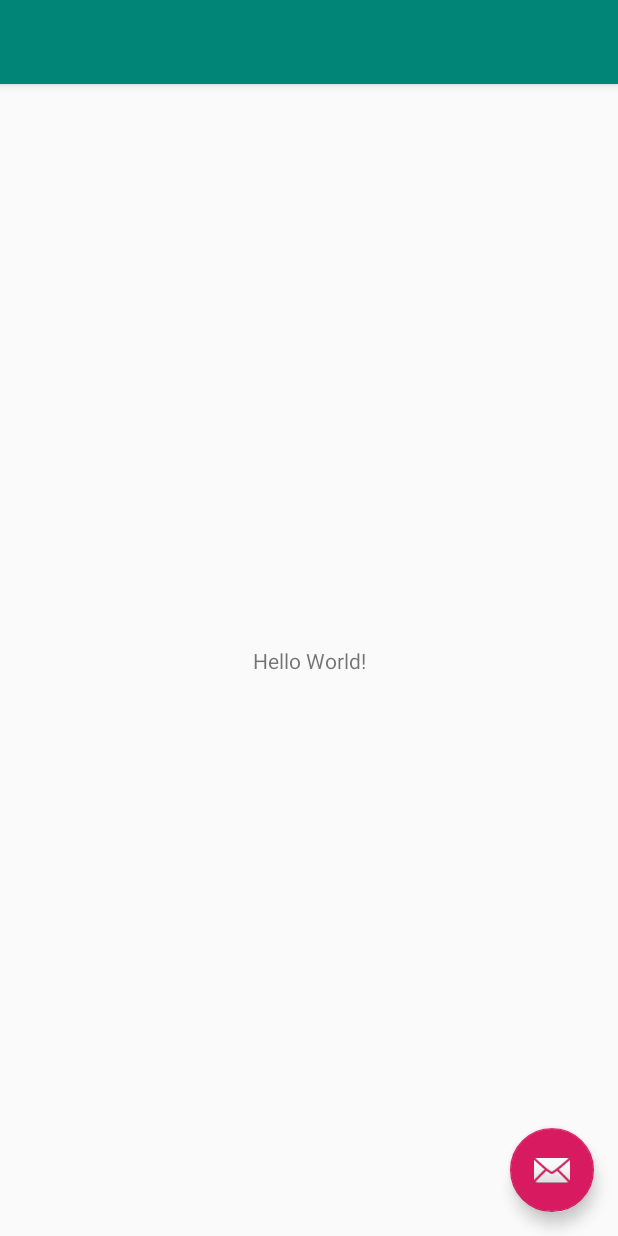
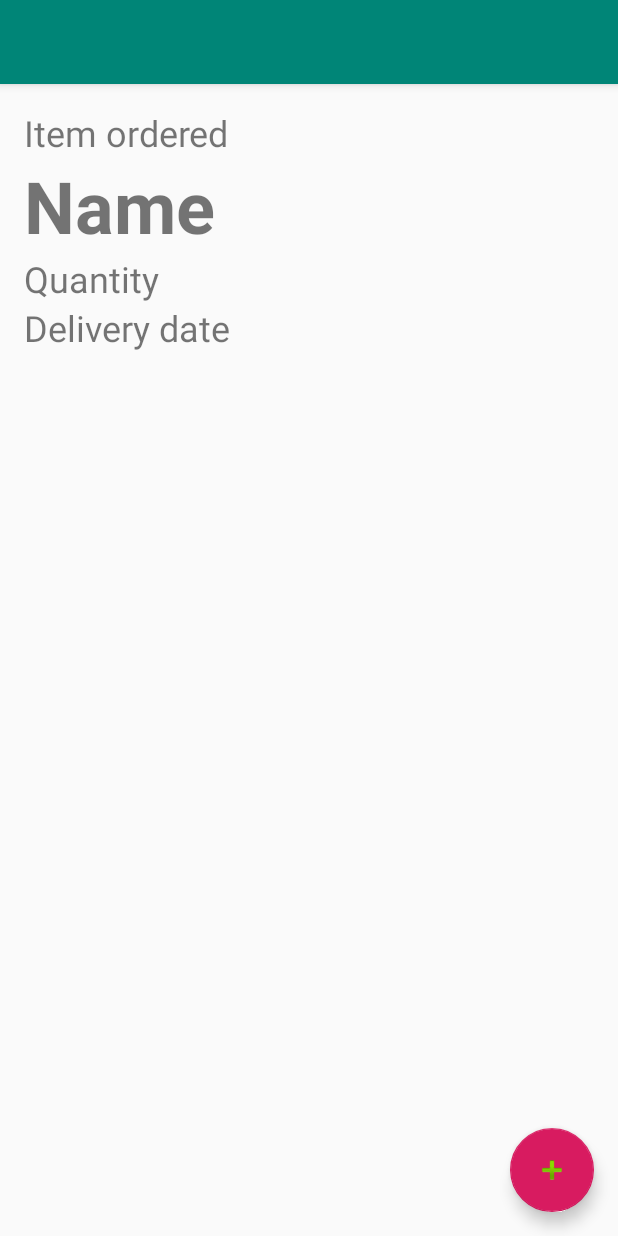
Before and after one commit to LearnAndroidUL/PointOfSale, an Android app: the layout activity_main.xml on its own in the app's theme, with its tools: preview values and no code run, on a phone screen of 412 x 824 dp. Run offline under Robolectric (Android 15) with nearby library versions, the phone set to English and light mode, and no system bars.

Commit message:
after pasting given code

```diff
--- a/app/src/main/res/layout/activity_main.xml
+++ b/app/src/main/res/layout/activity_main.xml
@@ -29,6 +29,6 @@
         android:layout_height="wrap_content"
         android:layout_gravity="bottom|end"
         android:layout_margin="@dimen/fab_margin"
-        app:srcCompat="@android:drawable/ic_dialog_email" />
+        app:srcCompat="@android:drawable/ic_input_add" />
 
 </android.support.design.widget.CoordinatorLayout>
--- a/app/src/main/res/layout/content_main.xml
+++ b/app/src/main/res/layout/content_main.xml
@@ -1,20 +1,47 @@
 <?xml version="1.0" encoding="utf-8"?>
-<android.support.constraint.ConstraintLayout xmlns:android="http://schemas.android.com/apk/res/android"
+<LinearLayout xmlns:android="http://schemas.android.com/apk/res/android"
     xmlns:app="http://schemas.android.com/apk/res-auto"
     xmlns:tools="http://schemas.android.com/tools"
+
     android:layout_width="match_parent"
     android:layout_height="match_parent"
+    android:orientation="vertical"
+    android:paddingBottom="@dimen/activity_vertical_margin"
+    android:paddingLeft="@dimen/activity_horizontal_margin"
+    android:paddingRight="@dimen/activity_horizontal_margin"
+    android:paddingTop="@dimen/activity_vertical_margin"
     app:layout_behavior="@string/appbar_scrolling_view_behavior"
     tools:context=".MainActivity"
     tools:showIn="@layout/activity_main">
 
     <TextView
+        android:id="@+id/title_text"
         android:layout_width="wrap_content"
         android:layout_height="wrap_content"
-        android:text="Hello World!"
-        app:layout_constraintBottom_toBottomOf="parent"
-        app:layout_constraintLeft_toLeftOf="parent"
-        app:layout_constraintRight_toRightOf="parent"
-        app:layout_constraintTop_toTopOf="parent" />
+        android:text="Item ordered"
+        android:textSize="24sp" />
 
-</android.support.constraint.ConstraintLayout>
+    <TextView
+        android:id="@+id/name_text"
+        android:layout_width="wrap_content"
+        android:layout_height="wrap_content"
+        android:text="@string/name_start"
+        android:textSize="48sp"
+        android:textStyle="bold" />
+
+    <TextView
+        android:id="@+id/quantity_text"
+        android:layout_width="wrap_content"
+        android:layout_height="wrap_content"
+        android:text="@string/quantity_start"
+        android:textSize="24sp" />
+
+    <TextView
+        android:id="@+id/date_text"
+        android:layout_width="wrap_content"
+        android:layout_height="wrap_content"
+        android:text="@string/date_start"
+        android:textSize="24sp" />
+
+
+</LinearLayout>
--- a/app/src/main/res/values/dimens.xml
+++ b/app/src/main/res/values/dimens.xml
@@ -1,3 +1,6 @@
 <resources>
+    <!-- Default screen margins, per the Android Design guidelines. -->
+    <dimen name="activity_horizontal_margin">16dp</dimen>
+    <dimen name="activity_vertical_margin">16dp</dimen>
     <dimen name="fab_margin">16dp</dimen>
 </resources>
```
Also changed, not shown: app/src/main/java/io/ruszkipista/pointofsale/Item.java (added, +60 -0 lines), app/src/main/res/values/strings.xml (+12 -1 lines).
